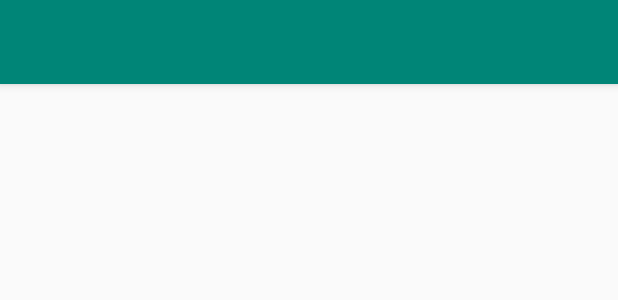
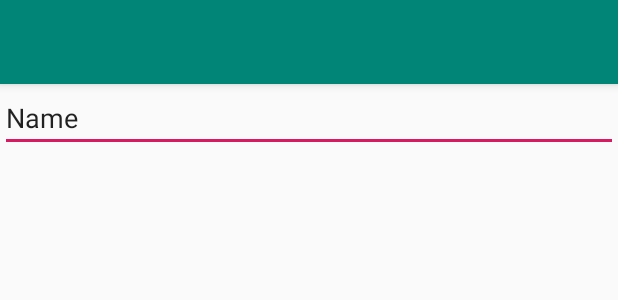
Before and after one commit to leonelr9/GestorEventosAirsoft, an Android app: the layout activity_criar_jogador.xml on its own in the app's theme, with its tools: preview values and no code run, on a phone screen of 412 x 824 dp. Shown: the top 300 px of the screen. Run offline under Robolectric (Android 15) with nearby library versions, the phone set to English and light mode, and no system bars.

Commit message:
Chamar a 3 Janela

```diff
--- a/app/src/main/res/layout/content_criar_jogador.xml
+++ b/app/src/main/res/layout/content_criar_jogador.xml
@@ -1,11 +1,19 @@
 <?xml version="1.0" encoding="utf-8"?>
-<android.support.constraint.ConstraintLayout xmlns:android="http://schemas.android.com/apk/res/android"
+<LinearLayout xmlns:android="http://schemas.android.com/apk/res/android"
     xmlns:app="http://schemas.android.com/apk/res-auto"
     xmlns:tools="http://schemas.android.com/tools"
     android:layout_width="match_parent"
     android:layout_height="match_parent"
+    android:orientation="vertical"
     app:layout_behavior="@string/appbar_scrolling_view_behavior"
     tools:context=".CriarJogadorActivity"
     tools:showIn="@layout/activity_criar_jogador">
 
-</android.support.constraint.ConstraintLayout>
+    <EditText
+        android:id="@+id/editText"
+        android:layout_width="match_parent"
+        android:layout_height="wrap_content"
+        android:ems="10"
+        android:inputType="textPersonName"
+        android:text="Name" />
+</LinearLayout>
--- a/app/src/main/res/layout/content_jogador.xml
+++ b/app/src/main/res/layout/content_jogador.xml
@@ -14,6 +14,7 @@
         android:layout_width="match_parent"
         android:layout_height="wrap_content"
         android:layout_margin="5dp"
+        android:onClick="criarJogador"
         android:text="@string/criar_jogador" />
 
     <Button
@@ -21,6 +22,7 @@
         android:layout_width="match_parent"
         android:layout_height="wrap_content"
         android:layout_margin="5dp"
+        android:onClick="verJogadores"
         android:text="@string/ver_jogador" />
 
 </LinearLayout>
```
Also changed, not shown: app/src/main/java/com/example/gestoreventosairsoft/JogadorActivity.java (+9 -0 lines).
